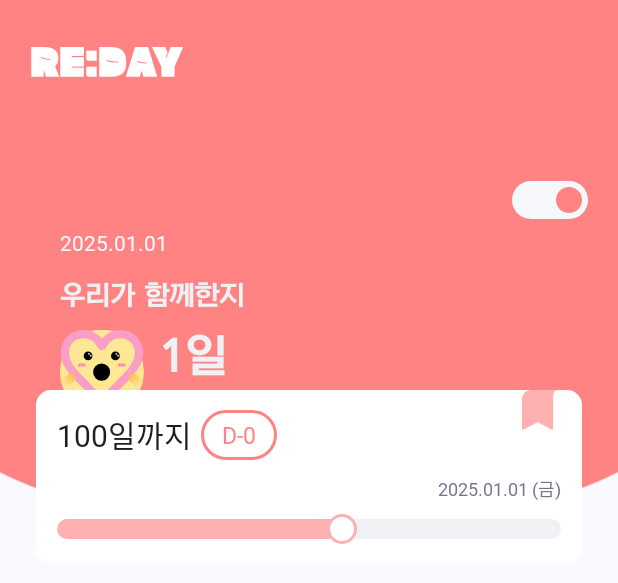
After one commit to Re-Day/android, an Android app: the layout fragment_home.xml on its own in the app's theme, with its tools: preview values and no code run, on a phone screen of 412 x 824 dp. The commit adds this screen. Shown: the top 583 px of the screen. Run offline under Robolectric (Android 15) with nearby library versions, the phone set to English and light mode, and no system bars.

Commit message:
[Feat] #6  홈화면 구성

```diff
--- /dev/null
+++ b/app/src/main/java/com/project/reday/UI/home/HomeFragment.kt
@@ -0,0 +1,63 @@
+package com.project.reday.UI.home
+
+import android.os.Bundle
+import android.util.Log
+import androidx.fragment.app.Fragment
+import android.view.LayoutInflater
+import android.view.View
+import android.view.ViewGroup
+import com.project.reday.R
+import com.project.reday.UI.MainActivity
+import com.project.reday.Utils.DateManager
+import com.project.reday.Utils.UserManager
+import com.project.reday.Utils.Utils.getCurrentDate
+import com.project.reday.databinding.FragmentHomeBinding
+
+class HomeFragment : Fragment() {
+
+    lateinit var binding: FragmentHomeBinding
+    lateinit var mainActivity: MainActivity
+
+    override fun onCreateView(
+        inflater: LayoutInflater, container: ViewGroup?,
+        savedInstanceState: Bundle?
+    ): View? {
+
+        binding = FragmentHomeBinding.inflate(layoutInflater)
+        mainActivity = activity as MainActivity
+
+        Log.d("REDAY", "${UserManager(mainActivity).getNickname()}님의 총 reday : ${DateManager(mainActivity).getReDays()}, 다시 만난 날짜 : ${DateManager(mainActivity).getDaysSinceReunion()}, 처음 만난 날짜 : ${DateManager(mainActivity).getDaysSinceFristDay()}")
+
+        binding.run {
+            switchReday.setOnClickListener {
+                if(switchReday.isChecked) {
+                    textViewTitle.text = "우리가 함께한지"
+                    textViewTotalDay.text = "${DateManager(mainActivity).getReDays()}일"
+                } else {
+                    textViewTitle.text = "다시 만난지"
+                    textViewTotalDay.text = "${DateManager(mainActivity).getDaysSinceReunion()}일"
+                }
+            }
+        }
+        return binding.root
+    }
+
+    override fun onResume() {
+        super.onResume()
+        initView()
+    }
+
+    fun initView() {
+        binding.run {
+            textViewToday.text = getCurrentDate().toString()
+            if(DateManager(mainActivity).getType() == 1) {
+                switchReday.visibility = View.VISIBLE
+                switchReday.isChecked = true
+                textViewTitle.text = "우리가 함께한지"
+                textViewTotalDay.text = "${DateManager(mainActivity).getReDays()}일"
+            } else {
+                switchReday.visibility = View.INVISIBLE
+            }
+        }
+    }
+}
--- a/app/src/main/java/com/project/reday/UI/onboarding/OnboardingFirstDayFragment.kt
+++ b/app/src/main/java/com/project/reday/UI/onboarding/OnboardingFirstDayFragment.kt
@@ -81,6 +81,10 @@ class OnboardingFirstDayFragment : Fragment() {
                         .addToBackStack(null)
                         .commit()
                 } else {
+                    mainActivity.supportFragmentManager.beginTransaction()
+                        .replace(R.id.fragmentContainerView_main, HomeFragment())
+                        .addToBackStack(null)
+                        .commit()
                 }
             }
         }
--- a/app/src/main/java/com/project/reday/UI/onboarding/OnboardingReDayFragment.kt
+++ b/app/src/main/java/com/project/reday/UI/onboarding/OnboardingReDayFragment.kt
@@ -74,6 +74,11 @@ class OnboardingReDayFragment : Fragment() {
                 val dateManager = DateManager(mainActivity)
 
                 dateManager.saveDate("re_day", editTextDate.text.toString())
+
+                mainActivity.supportFragmentManager.beginTransaction()
+                    .replace(R.id.fragmentContainerView_main, HomeFragment())
+                    .addToBackStack(null)
+                    .commit()
             }
         }
         return binding.root
--- /dev/null
+++ b/app/src/main/java/com/project/reday/Utils/Utils.kt
@@ -0,0 +1,21 @@
+package com.project.reday.Utils
+
+import android.os.Build
+import androidx.annotation.RequiresApi
+import java.text.SimpleDateFormat
+import java.time.LocalDate
+import java.time.format.DateTimeFormatter
+import java.util.Date
+import java.util.Locale
+
+object Utils {
+    fun getCurrentDate(): String {
+        return if (Build.VERSION.SDK_INT >= Build.VERSION_CODES.O) {
+            val formatter = DateTimeFormatter.ofPattern("yyyy.MM.dd")
+            LocalDate.now().format(formatter)
+        } else {
+            val formatter = SimpleDateFormat("yyyy.MM.dd", Locale.getDefault())
+            formatter.format(Date())
+        }
+    }
+}
--- /dev/null
+++ b/app/src/main/res/drawable/background_gray2_radius10.xml
@@ -0,0 +1,7 @@
+<?xml version="1.0" encoding="utf-8"?>
+<shape xmlns:android="http://schemas.android.com/apk/res/android">
+
+    <solid android:color="@color/gray2"/>
+
+    <corners android:radius="10dp"/>
+</shape>
--- /dev/null
+++ b/app/src/main/res/drawable/background_home.xml
@@ -0,0 +1,9 @@
+<vector xmlns:android="http://schemas.android.com/apk/res/android"
+    android:width="1000dp"
+    android:height="500dp"
+    android:viewportWidth="375"
+    android:viewportHeight="319">
+  <path
+      android:pathData="M0,0H375V260C281.5,341 86,336 0,260V0Z"
+      android:fillColor="#FF8383"/>
+</vector>
--- /dev/null
+++ b/app/src/main/res/drawable/background_home_main.xml
@@ -0,0 +1,12 @@
+<?xml version="1.0" encoding="utf-8"?>
+<shape xmlns:android="http://schemas.android.com/apk/res/android">
+
+    <size
+        android:height="1000dp"/>
+
+    <solid android:color="@color/main"/>
+
+<!--    <corners-->
+<!--        android:bottomLeftRadius="100dp"-->
+<!--        android:bottomRightRadius="100dp"/>-->
+</shape>
--- /dev/null
+++ b/app/src/main/res/drawable/background_main_stroke.xml
@@ -0,0 +1,9 @@
+<?xml version="1.0" encoding="utf-8"?>
+<shape xmlns:android="http://schemas.android.com/apk/res/android">
+
+    <stroke
+        android:width="2dp"
+        android:color="@color/main"/>
+
+    <corners android:radius="50dp"/>
+</shape>
--- /dev/null
+++ b/app/src/main/res/drawable/background_sub1_radius10.xml
@@ -0,0 +1,7 @@
+<?xml version="1.0" encoding="utf-8"?>
+<shape xmlns:android="http://schemas.android.com/apk/res/android">
+
+    <solid android:color="@color/sub1"/>
+
+    <corners android:radius="10dp"/>
+</shape>
--- /dev/null
+++ b/app/src/main/res/drawable/background_toggle.xml
@@ -0,0 +1,20 @@
+<?xml version="1.0" encoding="utf-8"?>
+<selector xmlns:android="http://schemas.android.com/apk/res/android">
+    <item android:state_checked="true">
+        <shape android:shape="rectangle">
+            <size android:height="25dp" android:width="50dp"/>
+            <solid android:color="@color/gray1"/>
+            <corners android:radius="46dp"/>
+        </shape>
+    </item>
+    <item android:state_checked="false">
+        <shape android:shape="rectangle">
+            <size android:height="25dp" android:width="50dp"/>
+            <solid android:color="@color/transparent"/>
+            <stroke
+                android:color="@color/gray1"
+                android:width="1.5dp"/>
+            <corners android:radius="46dp"/>
+        </shape>
+    </item>
+</selector>
--- /dev/null
+++ b/app/src/main/res/drawable/background_toggle_thumb.xml
@@ -0,0 +1,21 @@
+<?xml version="1.0" encoding="utf-8"?>
+<selector xmlns:android="http://schemas.android.com/apk/res/android"
+    android:shape="oval">
+
+    <item android:state_checked="true">
+        <shape android:shape="oval">
+            <size android:width="25dp" android:height="25dp"/>
+            <solid android:color="@color/main"/>
+            <stroke android:width="8dp"
+                android:color="@color/transparent"/>
+        </shape>
+    </item>
+    <item android:state_checked="false">
+        <shape android:shape="oval">
+            <size android:width="25dp" android:height="25dp"/>
+            <solid android:color="@color/gray1"/>
+            <stroke android:width="8dp"
+                android:color="@color/transparent"/>
+        </shape>
+    </item>
+</selector>
--- /dev/null
+++ b/app/src/main/res/drawable/background_white_radius10.xml
@@ -0,0 +1,7 @@
+<?xml version="1.0" encoding="utf-8"?>
+<shape xmlns:android="http://schemas.android.com/apk/res/android">
+
+    <solid android:color="@color/white"/>
+
+    <corners android:radius="10dp"/>
+</shape>
--- /dev/null
+++ b/app/src/main/res/drawable/ic_bookmark.xml
@@ -0,0 +1,9 @@
+<vector xmlns:android="http://schemas.android.com/apk/res/android"
+    android:width="24dp"
+    android:height="27dp"
+    android:viewportWidth="24"
+    android:viewportHeight="27">
+  <path
+      android:pathData="M0,6.243V25.708C0,26.068 0.379,26.3 0.701,26.136L10.373,21.194L20.044,26.136C20.366,26.3 20.745,26.068 20.745,25.708V6.243C20.745,3.114 20.88,0 24,0H6.23C2.788,0 0,2.797 0,6.249V6.243Z"
+      android:fillColor="#FFB0B0"/>
+</vector>
--- /dev/null
+++ b/app/src/main/res/drawable/ic_degree.xml
@@ -0,0 +1,11 @@
+<vector xmlns:android="http://schemas.android.com/apk/res/android"
+    android:width="20dp"
+    android:height="20dp"
+    android:viewportWidth="20"
+    android:viewportHeight="20">
+  <path
+      android:pathData="M10,10m-9,0a9,9 0,1 1,18 0a9,9 0,1 1,-18 0"
+      android:strokeWidth="2"
+      android:fillColor="#ffffff"
+      android:strokeColor="#FFB0B0"/>
+</vector>
--- /dev/null
+++ b/app/src/main/res/layout/fragment_home.xml
@@ -0,0 +1,140 @@
+<?xml version="1.0" encoding="utf-8"?>
+<androidx.constraintlayout.widget.ConstraintLayout xmlns:android="http://schemas.android.com/apk/res/android"
+    xmlns:app="http://schemas.android.com/apk/res-auto"
+    xmlns:tools="http://schemas.android.com/tools"
+    android:layout_width="match_parent"
+    android:layout_height="match_parent"
+    tools:context=".UI.home.HomeFragment" >
+
+    <ScrollView
+        android:layout_width="match_parent"
+        android:layout_height="match_parent"
+        app:layout_constraintBottom_toBottomOf="parent"
+        app:layout_constraintEnd_toEndOf="parent"
+        app:layout_constraintStart_toStartOf="parent"
+        app:layout_constraintTop_toTopOf="parent">
+
+        <androidx.constraintlayout.widget.ConstraintLayout
+            android:layout_width="match_parent"
+            android:layout_height="wrap_content">
+
+            <ImageView
+                android:id="@+id/background1"
+                android:layout_width="0dp"
+                android:layout_height="300dp"
+                android:src="@drawable/background_home_main"
+                app:layout_constraintEnd_toEndOf="parent"
+                app:layout_constraintStart_toStartOf="parent"
+                app:layout_constraintTop_toTopOf="parent"/>
+
+            <ImageView
+                android:id="@+id/background2"
+                android:layout_width="0dp"
+                android:layout_height="wrap_content"
+                android:src="@drawable/background_home"
+                app:layout_constraintEnd_toEndOf="parent"
+                app:layout_constraintStart_toStartOf="parent"
+                app:layout_constraintTop_toTopOf="parent"/>
+
+            <TextView
+                android:id="@+id/textView_logo"
+                android:layout_width="wrap_content"
+                android:layout_height="wrap_content"
+                android:layout_marginTop="26dp"
+                android:layout_marginStart="20dp"
+                android:layout_gravity="center"
+                android:fontFamily="@font/changwon_dangam_asac_bold"
+                android:text="RE:DAY"
+                android:textAlignment="center"
+                android:textColor="@color/white"
+                android:textSize="25sp"
+                app:layout_constraintStart_toStartOf="parent"
+                app:layout_constraintTop_toTopOf="parent" />
+
+            <Switch
+                android:id="@+id/switch_reday"
+                android:layout_width="wrap_content"
+                android:layout_height="wrap_content"
+                android:layout_marginTop="64dp"
+                android:layout_marginEnd="20dp"
+                android:checked="true"
+                android:background="@null"
+                app:layout_constraintEnd_toEndOf="parent"
+                app:layout_constraintTop_toBottomOf="@+id/textView_logo"
+                android:track="@drawable/background_toggle"
+                android:thumb="@drawable/background_toggle_thumb" />
+
+            <TextView
+                android:id="@+id/textView_today"
+                style="@style/body2"
+                android:layout_width="wrap_content"
+                android:layout_height="wrap_content"
+                android:layout_marginStart="40dp"
+                android:layout_marginBottom="15dp"
+                android:text="2025.01.01"
+                android:textColor="@color/gray1"
+                app:layout_constraintBottom_toTopOf="@+id/textView_title"
+                app:layout_constraintStart_toStartOf="parent" />
+
+            <TextView
+                android:id="@+id/textView_title"
+                android:layout_width="wrap_content"
+                android:layout_height="wrap_content"
+                android:layout_marginBottom="12dp"
+                android:fontFamily="@font/nexon_gothic_low_bold"
+                android:text="우리가 함께한지"
+                android:textColor="@color/gray2"
+                android:textSize="18sp"
+                app:layout_constraintBottom_toTopOf="@+id/imageView_character"
+                app:layout_constraintEnd_toEndOf="@id/switch_reday"
+                app:layout_constraintHorizontal_bias="0.0"
+                app:layout_constraintStart_toStartOf="@+id/textView_today" />
+
+            <ImageView
+                android:id="@+id/imageView_character"
+                android:layout_width="56dp"
+                android:layout_height="56dp"
+                android:layout_marginBottom="-16dp"
+                android:src="@drawable/img_character"
+                app:layout_constraintStart_toStartOf="@+id/textView_title"
+                app:layout_constraintBottom_toTopOf="@+id/layout_recent_anniversary" />
+
+            <TextView
+                android:id="@+id/textView_total_day"
+                android:layout_width="wrap_content"
+                android:layout_height="wrap_content"
+                android:layout_marginStart="10dp"
+                android:fontFamily="@font/nexon_gothic_low_bold"
+                android:text="1일"
+                android:textColor="@color/gray2"
+                android:textSize="30sp"
+                app:layout_constraintHorizontal_bias="0.0"
+                app:layout_constraintStart_toEndOf="@+id/imageView_character"
+                app:layout_constraintTop_toTopOf="@+id/imageView_character" />
+
+            <include
+                android:id="@+id/layout_recent_anniversary"
+                layout="@layout/layout_recent_anniversary"
+                android:layout_width="0dp"
+                android:layout_height="wrap_content"
+                android:layout_marginHorizontal="24dp"
+                android:layout_marginTop="260dp"
+                app:layout_constraintTop_toTopOf="parent"
+                app:layout_constraintEnd_toEndOf="parent"
+                app:layout_constraintStart_toStartOf="parent" />
+
+            <androidx.recyclerview.widget.RecyclerView
+                android:id="@+id/recyclerView_anniversary"
+                android:layout_width="0dp"
+                android:layout_height="wrap_content"
+                android:layout_marginTop="24dp"
+                app:layout_constraintBottom_toBottomOf="parent"
+                app:layout_constraintEnd_toEndOf="@+id/layout_recent_anniversary"
+                app:layout_constraintStart_toStartOf="@+id/layout_recent_anniversary"
+                app:layout_constraintTop_toBottomOf="@+id/layout_recent_anniversary" />
+
+
+        </androidx.constraintlayout.widget.ConstraintLayout>
+    </ScrollView>
+
+</androidx.constraintlayout.widget.ConstraintLayout>
--- /dev/null
+++ b/app/src/main/res/layout/layout_recent_anniversary.xml
@@ -0,0 +1,98 @@
+<?xml version="1.0" encoding="utf-8"?>
+<androidx.constraintlayout.widget.ConstraintLayout xmlns:android="http://schemas.android.com/apk/res/android"
+    xmlns:app="http://schemas.android.com/apk/res-auto"
+    xmlns:tools="http://schemas.android.com/tools"
+    android:layout_width="match_parent"
+    android:layout_height="wrap_content"
+    android:background="@drawable/background_white_radius10">
+
+    <ImageView
+        android:id="@+id/imageView_bookmark"
+        android:layout_width="wrap_content"
+        android:layout_height="wrap_content"
+        android:layout_marginEnd="16dp"
+        app:layout_constraintEnd_toEndOf="parent"
+        app:layout_constraintTop_toTopOf="parent"
+        app:srcCompat="@drawable/ic_bookmark" />
+
+    <LinearLayout
+        android:id="@+id/linearLayout"
+        android:layout_width="match_parent"
+        android:layout_height="wrap_content"
+        android:layout_marginTop="13dp"
+        android:orientation="horizontal"
+        android:layout_marginHorizontal="14dp"
+        app:layout_constraintEnd_toEndOf="parent"
+        app:layout_constraintStart_toStartOf="parent"
+        app:layout_constraintTop_toTopOf="parent">
+
+        <TextView
+            android:id="@+id/textView_anniversary_day"
+            style="@style/SubTitle2"
+            android:layout_width="wrap_content"
+            android:layout_height="wrap_content"
+            android:layout_gravity="center"
+            android:text="100일까지"
+            android:textColor="@color/gray9" />
+
+        <TextView
+            android:id="@+id/textView_dday"
+            style="@style/SubTitle2"
+            android:layout_width="wrap_content"
+            android:layout_height="wrap_content"
+            android:layout_gravity="center"
+            android:layout_marginStart="6dp"
+            android:background="@drawable/background_main_stroke"
+            android:fontFamily="@font/pretendard_semi_bold"
+            android:paddingHorizontal="14dp"
+            android:paddingVertical="6dp"
+            android:text="D-0"
+            android:textColor="@color/main"
+            android:textSize="15sp" />
+    </LinearLayout>
+
+    <TextView
+        android:id="@+id/textView_anniversary_date"
+        style="@style/Caption2"
+        android:layout_width="wrap_content"
+        android:layout_height="wrap_content"
+        android:text="2025.01.01 (금)"
+        android:textColor="@color/gray6"
+        android:layout_marginTop="10dp"
+        app:layout_constraintEnd_toEndOf="@+id/linearLayout"
+        app:layout_constraintTop_toBottomOf="@+id/linearLayout"/>
+
+    <View
+        android:id="@+id/progress_background"
+        android:layout_width="0dp"
+        android:layout_height="13dp"
+        android:layout_marginTop="11dp"
+        android:layout_marginBottom="16dp"
+        android:background="@drawable/background_gray2_radius10"
+        app:layout_constraintBottom_toBottomOf="parent"
+        app:layout_constraintEnd_toEndOf="@id/linearLayout"
+        app:layout_constraintStart_toStartOf="@+id/linearLayout"
+        app:layout_constraintTop_toBottomOf="@+id/textView_anniversary_date" />
+
+    <View
+        android:id="@+id/progress"
+        android:layout_width="200dp"
+        android:layout_height="13dp"
+        android:background="@drawable/background_sub1_radius10"
+        app:layout_constraintBottom_toBottomOf="@+id/progress_background"
+        app:layout_constraintEnd_toEndOf="@id/progress_background"
+        app:layout_constraintHorizontal_bias="0.0"
+        app:layout_constraintStart_toStartOf="@+id/progress_background"
+        app:layout_constraintTop_toTopOf="@+id/progress_background" />
+
+    <ImageView
+        android:id="@+id/progress_degree"
+        android:layout_width="wrap_content"
+        android:layout_height="wrap_content"
+        android:layout_marginStart="-5dp"
+        app:layout_constraintBottom_toBottomOf="@+id/progress"
+        app:layout_constraintEnd_toEndOf="@+id/progress"
+        app:layout_constraintTop_toTopOf="@+id/progress"
+        app:srcCompat="@drawable/ic_degree" />
+
+</androidx.constraintlayout.widget.ConstraintLayout>
--- /dev/null
+++ b/app/src/main/res/layout/row_anniversary.xml
@@ -0,0 +1,53 @@
+<?xml version="1.0" encoding="utf-8"?>
+<androidx.constraintlayout.widget.ConstraintLayout xmlns:android="http://schemas.android.com/apk/res/android"
+    xmlns:tools="http://schemas.android.com/tools"
+    android:layout_width="match_parent"
+    android:layout_height="wrap_content"
+    android:paddingVertical="20dp"
+    android:paddingHorizontal="16dp"
+    android:layout_marginBottom="14dp"
+    android:background="@drawable/background_white_radius10"
+    xmlns:app="http://schemas.android.com/apk/res-auto">
+
+    <LinearLayout
+        android:id="@+id/linearLayout2"
+        android:layout_width="wrap_content"
+        android:layout_height="wrap_content"
+        android:orientation="vertical"
+        app:layout_constraintBottom_toBottomOf="parent"
+        app:layout_constraintStart_toStartOf="parent"
+        app:layout_constraintTop_toTopOf="parent">
+
+        <TextView
+            android:id="@+id/textView_anniversary_title"
+            style="@style/SubTitle2"
+            android:layout_width="wrap_content"
+            android:layout_height="wrap_content"
+            android:layout_gravity="start"
+            android:text="100일까지"
+            android:textColor="@color/gray9" />
+
+        <TextView
+            android:id="@+id/textView_anniversary_date"
+            style="@style/body2"
+            android:layout_width="wrap_content"
+            android:layout_height="wrap_content"
+            android:layout_gravity="start"
+            android:layout_marginTop="6dp"
+            android:text="2025.01.01 (금)"
+            android:textColor="@color/gray5" />
+    </LinearLayout>
+
+    <TextView
+        android:id="@+id/textView_anniversary_dday"
+        style="@style/SubTitle1"
+        android:layout_width="wrap_content"
+        android:layout_height="wrap_content"
+        android:layout_gravity="start"
+        android:text="D-0"
+        android:textColor="@color/main"
+        app:layout_constraintBottom_toBottomOf="@+id/linearLayout2"
+        app:layout_constraintEnd_toEndOf="parent"
+        app:layout_constraintTop_toTopOf="@+id/linearLayout2" />
+
+</androidx.constraintlayout.widget.ConstraintLayout>
```
